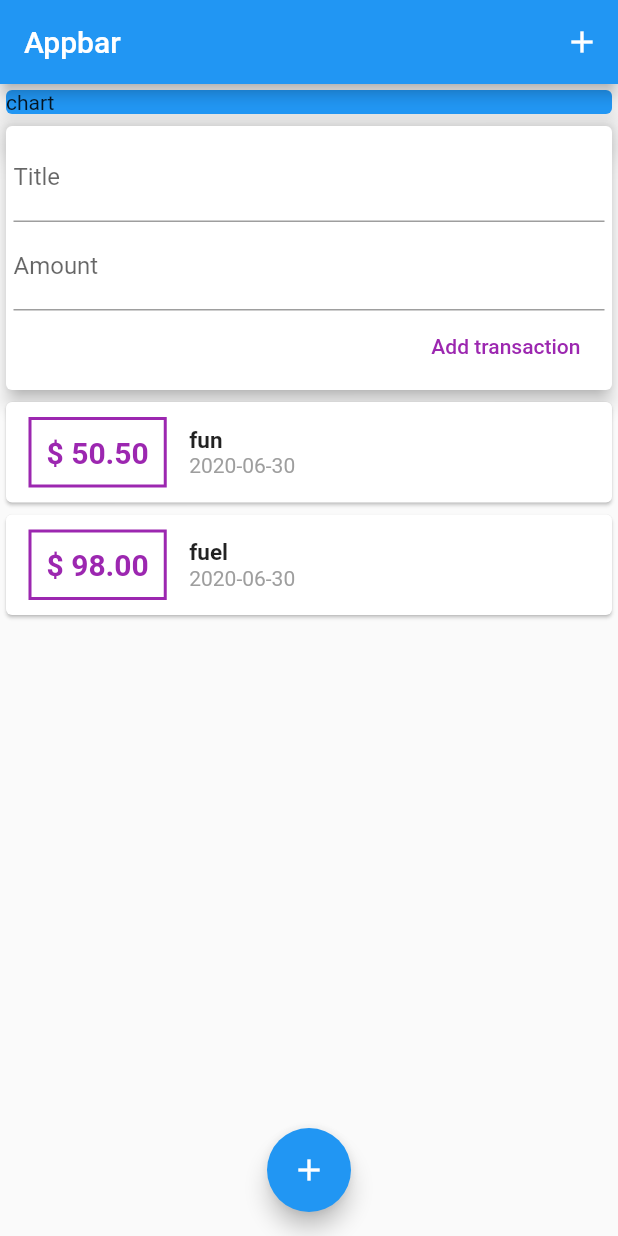
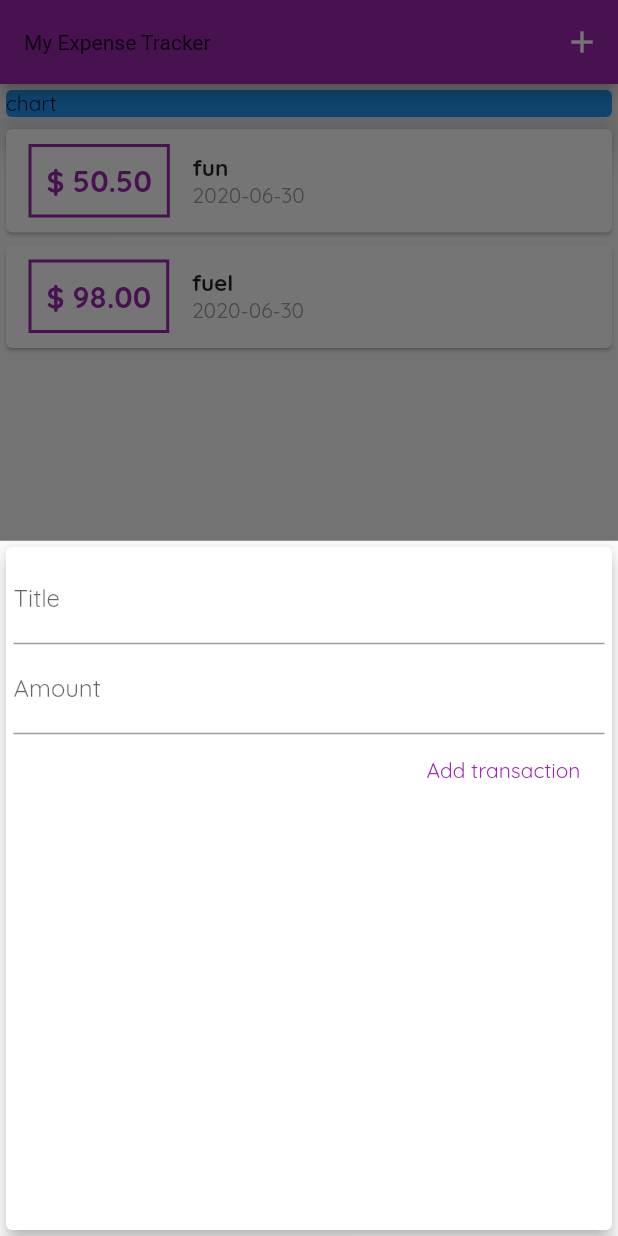
Before and after one commit to nomanshaikh17/expense-tracker-app-flutter, a Flutter app: the screen it shows after launch, after a tap on the "add" icon, on a phone screen of 412 x 824 dp. Run offline on Flutter 3.47's test engine with Material 2 defaults, Android fonts, the phone set to English and light mode, and no system bars.

Commit message:
completed till lecture # 94

```diff
--- a/lib/main.dart
+++ b/lib/main.dart
@@ -1,19 +1,85 @@
+import 'package:expensetracker/widgets/new_tranaction.dart';
+import 'package:flutter/cupertino.dart';
 import 'package:flutter/material.dart';
-import './widgets/user_transactions.dart';
+import './widgets/transactions_list.dart';
+import './models/transactions.dart';
 
 void main() => runApp(MyApp());
 
 class MyApp extends StatelessWidget {
   @override
   Widget build(BuildContext context) {
+    // TODO: implement build
     return MaterialApp(
-      home: Scaffold(
+      title: 'My Expense Tracker',
+      home: MyHomePage(),
+      theme: ThemeData(
+        primarySwatch: Colors.purple,
+        accentColor: Colors.amber,
+        fontFamily: 'QuickSand',
+        appBarTheme: AppBarTheme(
+          textTheme: ThemeData.light().textTheme.copyWith(),
+        ),
+      ),
+    );
+  }
+}
+
+class MyHomePage extends StatefulWidget {
+  @override
+  _MyHomePageState createState() => _MyHomePageState();
+}
+
+class _MyHomePageState extends State<MyHomePage> {
+  final List<Transactions> transaction = [
+    Transactions(
+      id: 't1',
+      title: 'fun',
+      amount: 50.5,
+      date: DateTime.now(),
+    ),
+    Transactions(
+      id: 't2',
+      title: 'fuel',
+      amount: 98.0,
+      date: DateTime.now(),
+    ),
+  ];
+
+  void addNewTransaction(String title, double amount) {
+    final newTx = Transactions(
+      amount: amount,
+      title: title,
+      date: DateTime.now(),
+      id: DateTime.now().toString(),
+    );
+    setState(() {
+      transaction.add(newTx);
+    });
+  }
+
+  void startAddNewTransaction(BuildContext ctx) {
+    showModalBottomSheet(
+      context: ctx,
+      builder: (_) {
+        return GestureDetector(
+          onTap: () {},
+          child: NewTransaction(addNewTransaction),
+          behavior: HitTestBehavior.opaque,
+        );
+      },
+    );
+  }
+
+  @override
+  Widget build(BuildContext context) {
+    return Scaffold(
       appBar: AppBar(
-          title: Text("Appbar"),
+        title: Text("My Expense Tracker"),
         actions: <Widget>[
           IconButton(
             icon: Icon(Icons.add),
-              onPressed: () {},
+            onPressed: () => startAddNewTransaction(context),
           ),
         ],
       ),
@@ -28,13 +94,15 @@ class MyApp extends StatelessWidget {
               elevation: 10,
             ),
           ),
-            UserTransactions(),
+          TransactionList(
+            transaction: transaction,
+          )
         ],
       ),
       floatingActionButtonLocation: FloatingActionButtonLocation.centerFloat,
       floatingActionButton: FloatingActionButton(
         child: Icon(Icons.add),
-        ),
+        onPressed: () => startAddNewTransaction(context),
       ),
     );
   }
--- a/lib/widgets/new_tranaction.dart
+++ b/lib/widgets/new_tranaction.dart
@@ -1,13 +1,19 @@
 import 'package:flutter/cupertino.dart';
 import 'package:flutter/material.dart';
 
-class NewTransaction extends StatelessWidget {
-  final titleController = TextEditingController();
-  final amountController = TextEditingController();
-
+class NewTransaction extends StatefulWidget {
   final Function addNewTransaction;
 
   NewTransaction(this.addNewTransaction);
+
+  @override
+  _NewTransactionState createState() => _NewTransactionState();
+}
+
+class _NewTransactionState extends State<NewTransaction> {
+  final titleController = TextEditingController();
+
+  final amountController = TextEditingController();
 
   void onSubmit() {
     final title = titleController.text;
@@ -15,10 +21,11 @@ class NewTransaction extends StatelessWidget {
     if (title.isEmpty || amount <= 0) {
       return;
     }
-    addNewTransaction(
+    widget.addNewTransaction(
       title,
       amount,
     );
+    Navigator.of(context).pop();
   }
 
   @override
--- a/lib/widgets/transactions_list.dart
+++ b/lib/widgets/transactions_list.dart
@@ -23,7 +23,7 @@ class TransactionList extends StatelessWidget {
                   ),
                   decoration: BoxDecoration(
                     border: Border.all(
-                      color: Colors.purple,
+                      color: Theme.of(context).primaryColor,
                       width: 2,
                     ),
                   ),
@@ -33,7 +33,7 @@ class TransactionList extends StatelessWidget {
                     style: TextStyle(
                       fontWeight: FontWeight.bold,
                       fontSize: 20,
-                      color: Colors.purple,
+                      color: Theme.of(context).primaryColor,
                     ),
                   ),
                 ),
--- a/lib/widgets/user_transactions.dart
+++ /dev/null
@@ -1,51 +0,0 @@
-import 'package:flutter/material.dart';
-import '../widgets/transactions_list.dart';
-import '../widgets/new_tranaction.dart';
-import '../models/transactions.dart';
-
-class UserTransactions extends StatefulWidget {
-  @override
-  _UserTransactionsState createState() => _UserTransactionsState();
-}
-
-class _UserTransactionsState extends State<UserTransactions> {
-  final List<Transactions> transaction = [
-    Transactions(
-      id: 't1',
-      title: 'fun',
-      amount: 50.5,
-      date: DateTime.now(),
-    ),
-    Transactions(
-      id: 't2',
-      title: 'fuel',
-      amount: 98.0,
-      date: DateTime.now(),
-    ),
-  ];
-
-  void addNewTransaction(String title, double amount) {
-    final newTx = Transactions(
-      amount: amount,
-      title: title,
-      date: DateTime.now(),
-      id: DateTime.now().toString(),
-    );
-    setState(() {
-      transaction.add(newTx);
-    });
-
-  }
-
-  @override
-  Widget build(BuildContext context) {
-    return Column(
-      children: <Widget>[
-        NewTransaction(addNewTransaction),
-        TransactionList(
-          transaction: transaction,
-        )
-      ],
-    );
-  }
-}
```
Also changed, not shown: pubspec.yaml (+11 -6 lines), assets/fonts/OpenSans-Bold.ttf (added), assets/fonts/OpenSans-Regular.ttf (added), assets/fonts/Quicksand-Bold.ttf (added), assets/fonts/Quicksand-Light.ttf (added), assets/fonts/Quicksand-Medium.ttf (added), assets/fonts/Quicksand-Regular.ttf (added). Lines whose indentation alone changed are shown as unchanged.
